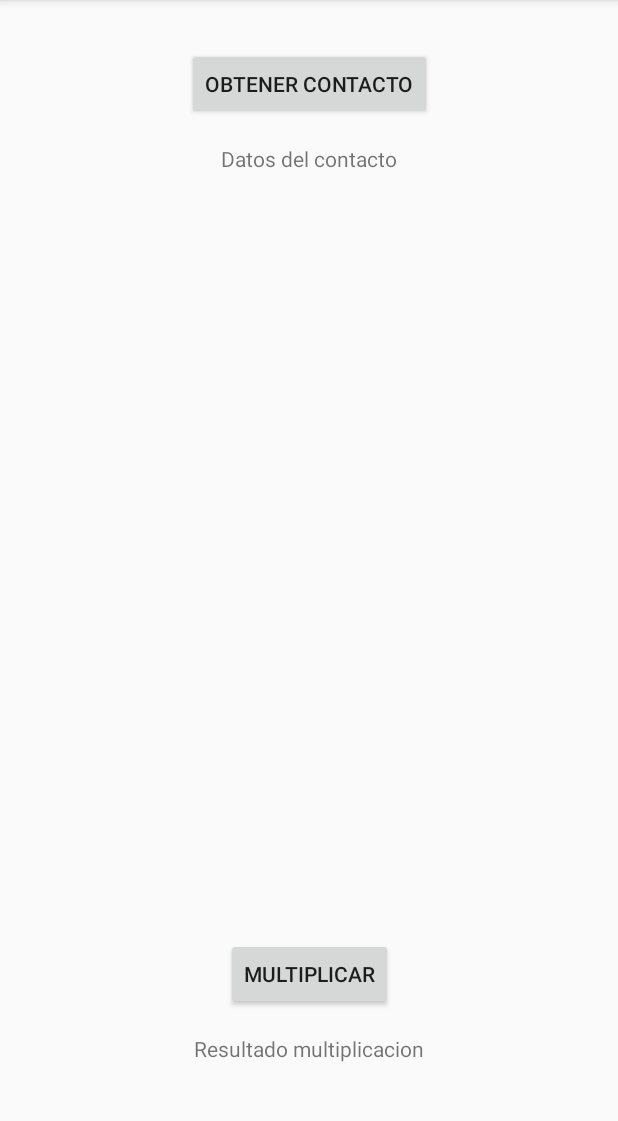
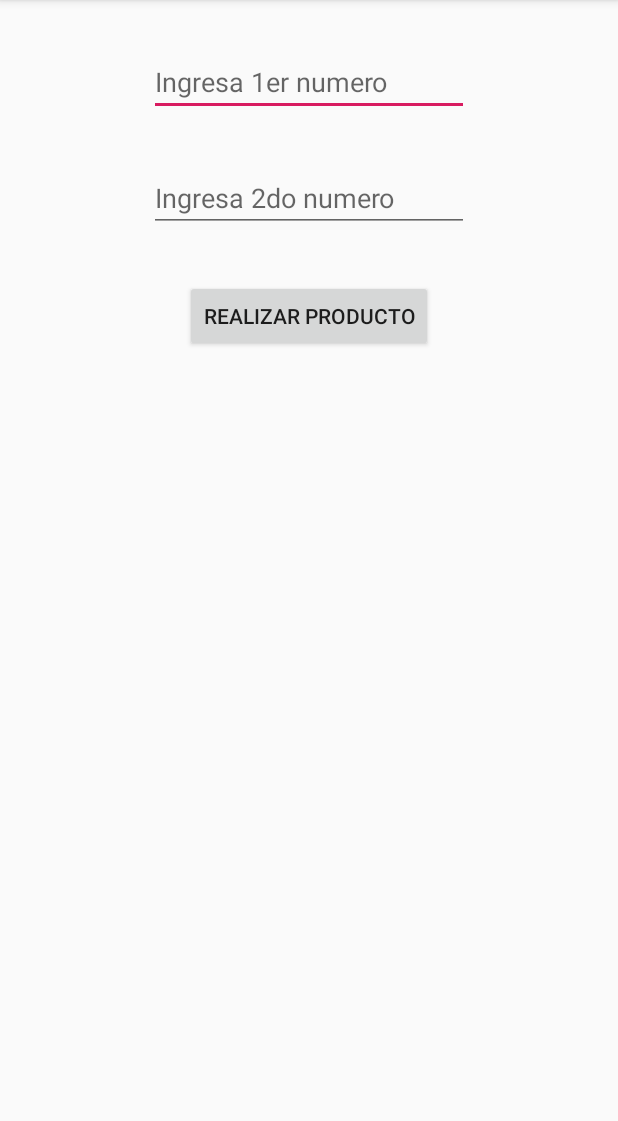
Before and after one commit to lutialberto/ParcialMoviles2018, an Android app: the Exercise2Activity screen opened directly, with no data from a screen before it, after a tap on "MULTIPLICAR", on a phone screen of 412 x 824 dp, the part 84-1205 px from its top. Run offline under Robolectric (Android 15) with nearby library versions, the phone set to English and light mode, and no system bars.

Commit message:
start activity for result and on result implemented for multiplication feature

```diff
--- a/app/src/main/AndroidManifest.xml
+++ b/app/src/main/AndroidManifest.xml
@@ -17,7 +17,8 @@
             </intent-filter>
         </activity>
         <activity android:name=".controllers.Exercise1Activity" />
-        <activity android:name=".controllers.Exercise2Activity"></activity>
+        <activity android:name=".controllers.Exercise2Activity" />
+        <activity android:name=".controllers.MultiplicationActivity"></activity>
     </application>
 
 </manifest>
--- a/app/src/main/java/com/example/betom/parcialmoviles2018/controllers/Exercise2Activity.kt
+++ b/app/src/main/java/com/example/betom/parcialmoviles2018/controllers/Exercise2Activity.kt
@@ -1,9 +1,14 @@
 package com.example.betom.parcialmoviles2018.controllers
 
+import android.app.Activity
+import android.content.Intent
 import android.support.v7.app.AppCompatActivity
 import android.os.Bundle
 import android.view.View
+import android.widget.TextView
 import com.example.betom.parcialmoviles2018.R
+import com.example.betom.parcialmoviles2018.utilities.EXTRA_MULTIPLICATION_RESULT
+import com.example.betom.parcialmoviles2018.utilities.REQUEST_MULTIPLICATION
 
 class Exercise2Activity : AppCompatActivity() {
 
@@ -17,6 +22,16 @@ class Exercise2Activity : AppCompatActivity() {
     }
 
     fun btnMultiplicationClicked(view: View) {
+        val exercise1Activity= Intent(this,MultiplicationActivity::class.java)
+        startActivityForResult(exercise1Activity,REQUEST_MULTIPLICATION)
+    }
 
+    override fun onActivityResult(requestCode: Int, resultCode: Int, data: Intent?) {
+        super.onActivityResult(requestCode, resultCode, data)
+        if(requestCode == REQUEST_MULTIPLICATION && resultCode == Activity.RESULT_OK) {
+            val multiplicationResult = data!!.getFloatExtra(EXTRA_MULTIPLICATION_RESULT, 0F)
+            val txtResult = findViewById<TextView>(R.id.txtMultiplicationResult)
+            txtResult.text = multiplicationResult.toString()
+        }
     }
 }
--- /dev/null
+++ b/app/src/main/java/com/example/betom/parcialmoviles2018/controllers/MultiplicationActivity.kt
@@ -0,0 +1,30 @@
+package com.example.betom.parcialmoviles2018.controllers
+
+import android.app.Activity
+import android.content.Intent
+import android.support.v7.app.AppCompatActivity
+import android.os.Bundle
+import android.view.View
+import android.widget.EditText
+import com.example.betom.parcialmoviles2018.R
+import com.example.betom.parcialmoviles2018.utilities.EXTRA_MULTIPLICATION_RESULT
+
+class MultiplicationActivity : AppCompatActivity() {
+
+    override fun onCreate(savedInstanceState: Bundle?) {
+        super.onCreate(savedInstanceState)
+        setContentView(R.layout.activity_multiplication)
+    }
+
+    fun btnExecuteMultiplicationClicked(view: View) {
+        val number1= findViewById<EditText>(R.id.txtProductNumber1)
+        val number2= findViewById<EditText>(R.id.txtProductNumber2)
+        val a = number1.text.toString().trim().toFloat()
+        val b = number2.text.toString().trim().toFloat()
+        val c = a * b
+        val intentRespuesta= Intent(this,Exercise2Activity::class.java)
+        intentRespuesta.putExtra(EXTRA_MULTIPLICATION_RESULT,c)
+        setResult(Activity.RESULT_OK,intentRespuesta)
+        finish()
+    }
+}
--- a/app/src/main/java/com/example/betom/parcialmoviles2018/utilities/Constants.kt
+++ b/app/src/main/java/com/example/betom/parcialmoviles2018/utilities/Constants.kt
@@ -8,3 +8,9 @@ const val LOG_MESSAGE_HELLO_WORLD = "El usuario apretó el botón"
 
 /*toast messages*/
 const val TOAST_EXERCISE_1_ON_CLICK = "Hola mundo!"
+
+/*extra tag for intent*/
+const val EXTRA_MULTIPLICATION_RESULT = "resultado multiplicacion"
+
+/*request code*/
+const val REQUEST_MULTIPLICATION = 1
--- /dev/null
+++ b/app/src/main/res/layout/activity_multiplication.xml
@@ -0,0 +1,49 @@
+<?xml version="1.0" encoding="utf-8"?>
+<android.support.constraint.ConstraintLayout xmlns:android="http://schemas.android.com/apk/res/android"
+    xmlns:tools="http://schemas.android.com/tools"
+    android:layout_width="match_parent"
+    android:layout_height="match_parent"
+    xmlns:app="http://schemas.android.com/apk/res-auto">
+
+    <EditText
+        android:id="@+id/txtProductNumber1"
+        android:layout_width="wrap_content"
+        android:layout_height="wrap_content"
+        android:layout_marginTop="32dp"
+        android:ems="10"
+        android:hint="@string/ingresa_1er_numero"
+        android:inputType="number"
+        app:layout_constraintEnd_toEndOf="parent"
+        app:layout_constraintHorizontal_bias="0.5"
+        app:layout_constraintStart_toStartOf="parent"
+        app:layout_constraintTop_toTopOf="parent"
+        android:importantForAutofill="no"
+        tools:targetApi="o" />
+
+    <EditText
+        android:id="@+id/txtProductNumber2"
+        android:layout_width="wrap_content"
+        android:layout_height="wrap_content"
+        android:layout_marginTop="32dp"
+        android:ems="10"
+        android:hint="@string/ingresa_2do_numero"
+        android:inputType="number"
+        app:layout_constraintEnd_toEndOf="parent"
+        app:layout_constraintHorizontal_bias="0.5"
+        app:layout_constraintStart_toStartOf="parent"
+        app:layout_constraintTop_toBottomOf="@+id/txtProductNumber1"
+        android:importantForAutofill="no"
+        tools:targetApi="o" />
+
+    <Button
+        android:id="@+id/btnExecuteMultiplication"
+        android:layout_width="wrap_content"
+        android:layout_height="wrap_content"
+        android:layout_marginTop="32dp"
+        android:onClick="btnExecuteMultiplicationClicked"
+        android:text="@string/realizar_producto"
+        app:layout_constraintEnd_toEndOf="parent"
+        app:layout_constraintHorizontal_bias="0.5"
+        app:layout_constraintStart_toStartOf="parent"
+        app:layout_constraintTop_toBottomOf="@+id/txtProductNumber2" />
+</android.support.constraint.ConstraintLayout>
--- a/app/src/main/res/values/strings.xml
+++ b/app/src/main/res/values/strings.xml
@@ -12,4 +12,7 @@
     <string name="datos_del_contacto">Datos del contacto</string>
     <string name="resultado_multiplicacion">Resultado multiplicacion</string>
     <string name="obtener_contacto">Obtener Contacto</string>
+    <string name="ingresa_1er_numero">Ingresa 1er numero</string>
+    <string name="ingresa_2do_numero">Ingresa 2do numero</string>
+    <string name="realizar_producto">Realizar producto</string>
 </resources>
```
